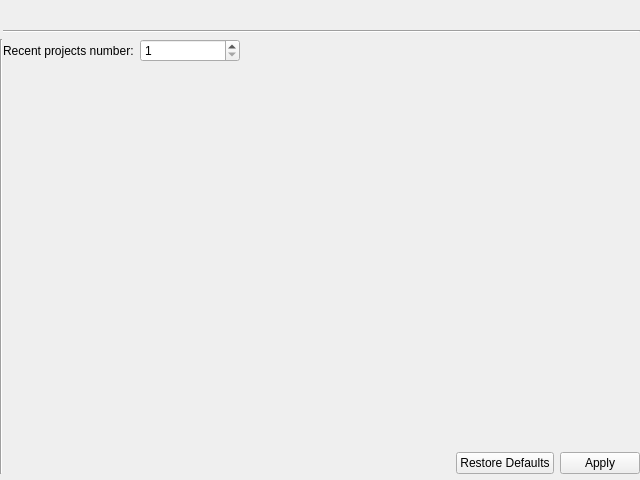
Old version of the form ui/generalguisettings.ui in the repository snip89/wsnsim-postprocessor.
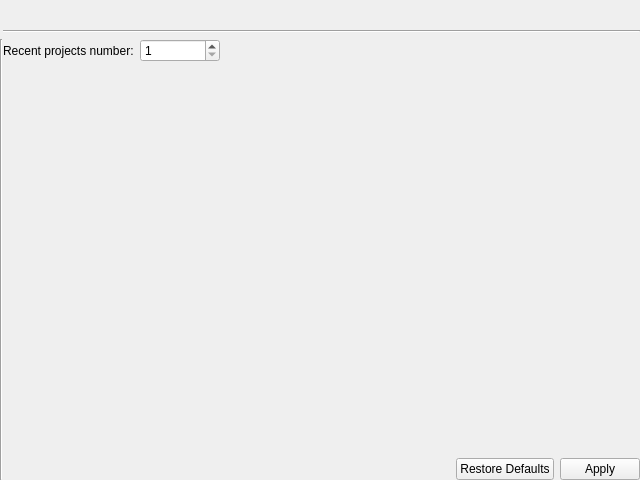
New version of the form.

The edit to the form file:
```diff
--- a/ui/generalguisettings.ui
+++ b/ui/generalguisettings.ui
@@ -24,7 +24,7 @@
     <number>0</number>
    </property>
    <property name="bottomMargin">
-    <number>6</number>
+    <number>0</number>
    </property>
    <property name="horizontalSpacing">
     <number>0</number>
@@ -93,14 +93,20 @@
        <item row="0" column="1">
         <widget class="QSpinBox" name="recentNumberSpinBox">
          <property name="sizePolicy">
-          <sizepolicy hsizetype="Expanding" vsizetype="Fixed">
+          <sizepolicy hsizetype="Fixed" vsizetype="Fixed">
            <horstretch>0</horstretch>
            <verstretch>0</verstretch>
           </sizepolicy>
          </property>
+         <property name="minimumSize">
+          <size>
+           <width>80</width>
+           <height>0</height>
+          </size>
+         </property>
          <property name="maximumSize">
           <size>
-           <width>100</width>
+           <width>80</width>
            <height>16777215</height>
           </size>
          </property>
```
